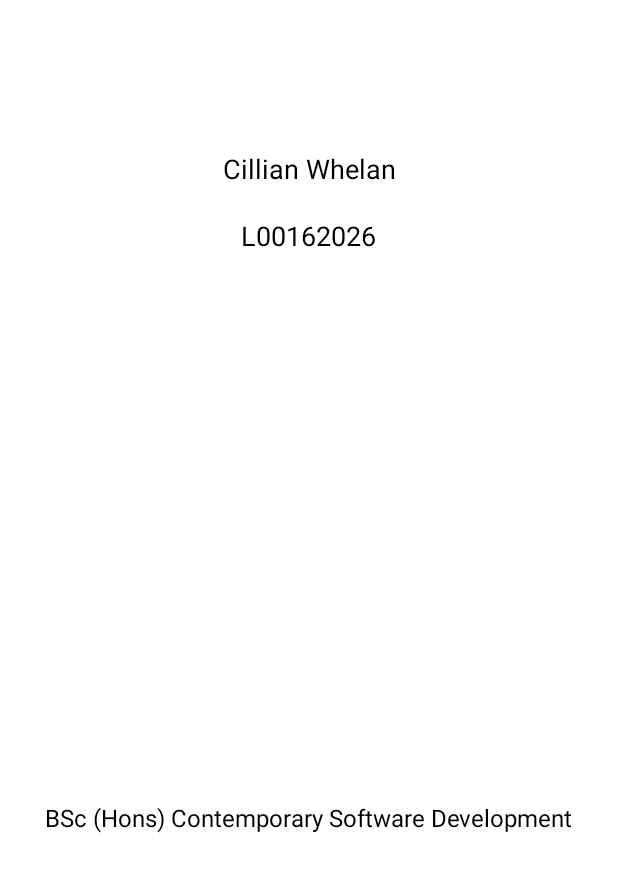
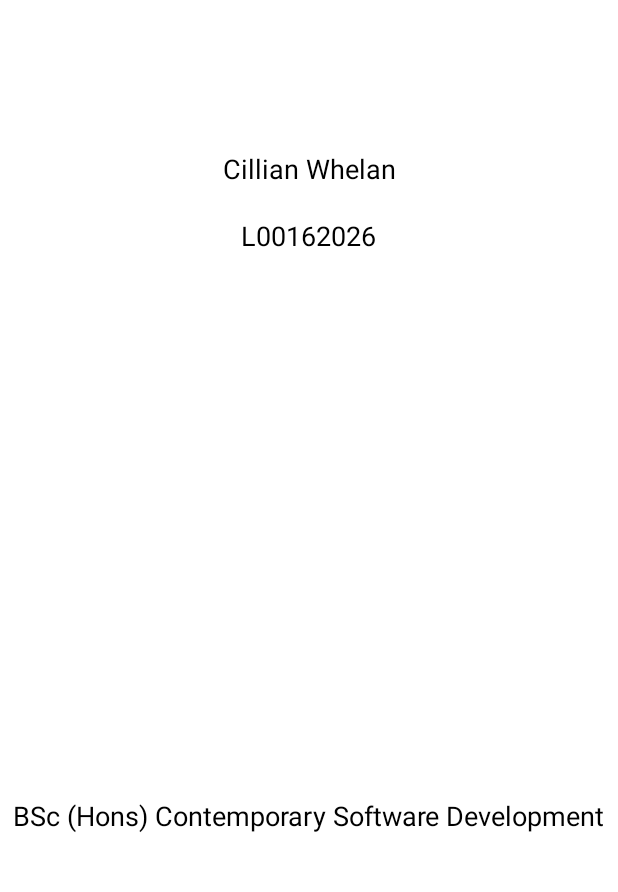
Before and after one commit to CillianW/e-commerce_1.1, an Android app: the SplashPageActivity screen opened directly, with no data from a screen before it, on a phone screen of 412 x 824 dp, the part 327-1219 px from its top. Run offline under Robolectric (Android 15) with nearby library versions, the phone set to English and light mode, and no system bars.

Commit message:
Reverted to older version

```diff
--- a/app/src/main/java/com/example/e_commerce_11/SplashPageActivity.kt
+++ b/app/src/main/java/com/example/e_commerce_11/SplashPageActivity.kt
@@ -30,6 +30,7 @@ class SplashPageActivity : AppCompatActivity() {
                     startActivity(Intent(this@SplashPageActivity, MainActivity::class.java))
                     finish()
                 },
-            2500)
+                2500
+        )
     }
 }
--- a/app/src/main/res/layout/activity_splash_page.xml
+++ b/app/src/main/res/layout/activity_splash_page.xml
@@ -32,7 +32,7 @@
         android:layout_marginBottom="50dp"
         android:text="@string/startup_splash_page_line_3"
         android:textColor="#000000"
-        android:textSize="@dimen/splash_title_line_3_text_size"
+        android:textSize="@dimen/splash_title_text_size"
         app:layout_constraintBottom_toBottomOf="parent"
         app:layout_constraintEnd_toEndOf="parent"
         app:layout_constraintStart_toStartOf="parent" />
```
Lines whose indentation alone changed are shown as unchanged.
